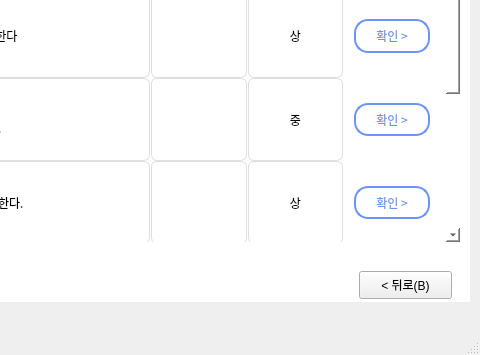
Above: result_server.ui from skyun333/wallpad before the change; both pictures show x 481 to 961 and y 349 to 704 of the 961 by 704 pixel window. Below: the same form after it.
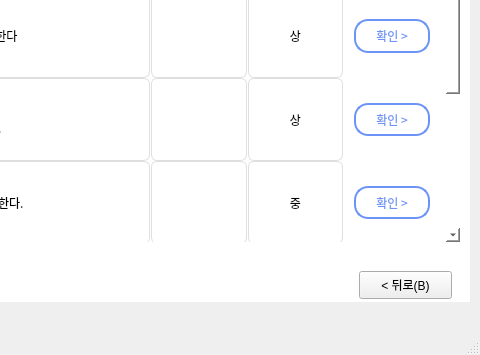
That is the form after the change. Icons and pictures are not drawn.

The edit to the form file:
```diff
--- a/result_server.ui
+++ b/result_server.ui
@@ -1169,7 +1169,7 @@
 border-radius: 6px</string>
          </property>
          <property name="text">
-          <string>상</string>
+          <string>중</string>
          </property>
          <property name="alignment">
           <set>Qt::AlignCenter</set>
@@ -1247,7 +1247,7 @@
 border-radius: 6px</string>
          </property>
          <property name="text">
-          <string>중</string>
+          <string>상</string>
          </property>
          <property name="alignment">
           <set>Qt::AlignCenter</set>
```
Left out of the diff: 6 changed lines with no effect on the pictures.
